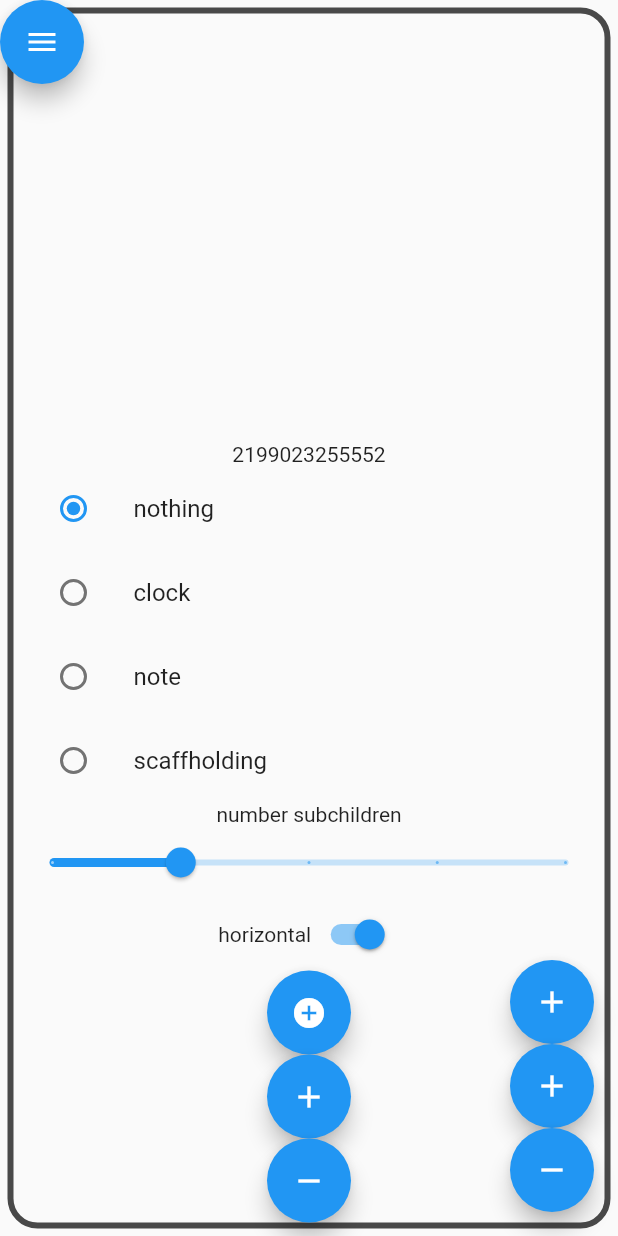
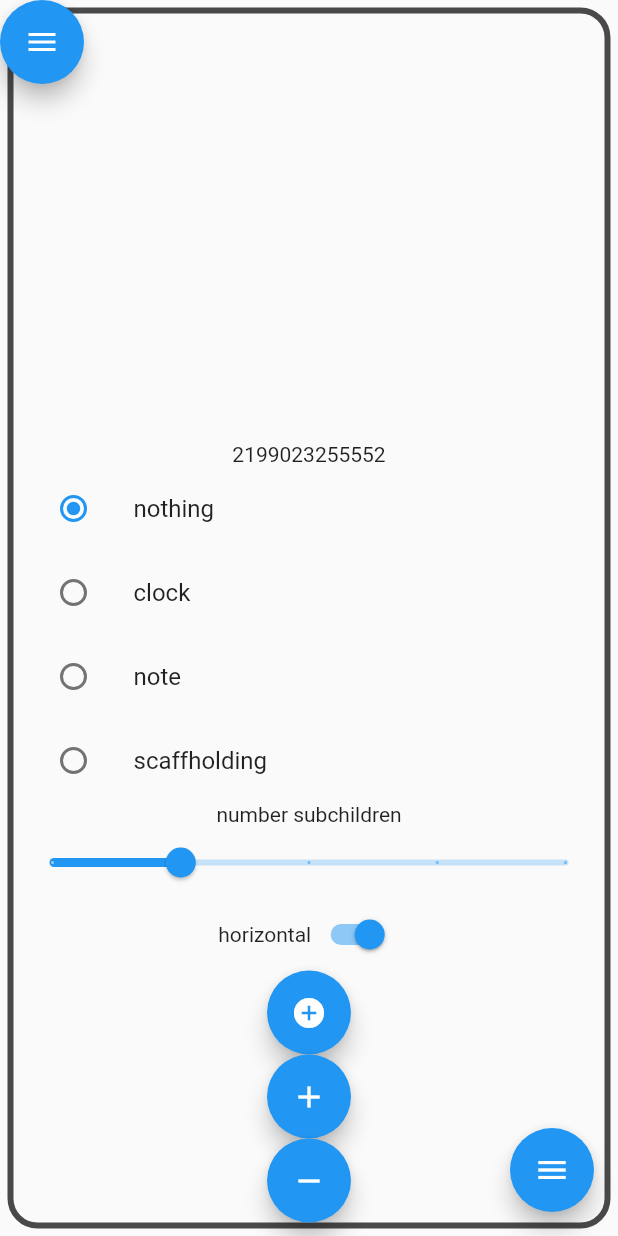
Before and after one commit to Projektkurs/smartclock, a Flutter app: the screen it shows after launch, on a phone screen of 412 x 824 dp. Run offline on Flutter 3.47's test engine with Material 2 defaults, Android fonts, the phone set to English and light mode, and no system bars.

Commit message:
new Draw Menu to ease navigation
A new Draw in the main Scaffold to reduce the ammount of always shown
buttons and give additional information about their function

```diff
--- a/lib/main.dart
+++ b/lib/main.dart
@@ -65,11 +65,42 @@ class AppState extends State<App>
 
   //Key is used for callbacks(scaffholding/callbacks.dart)
   //it mustn't change, as they are saved at various places in the Widget tree
-  final Key scaffholdingkey=GlobalKey();
+  final GlobalKey<ScaffholdingState> scaffholdingkey=GlobalKey();
+  final GlobalKey<ScaffoldState> scaffoldkey=GlobalKey();
   @override
   Widget build(BuildContext context)
   {
     return Scaffold(
+      key:scaffoldkey,
+      drawer: Drawer(
+        child: ListView(
+          children: <Widget>[
+            ListTile(
+              leading: const Icon(Icons.add),
+              title: Text('add Container'),
+              onTap: _addContainer,
+            ),
+            ListTile(
+              leading: const Icon(Icons.remove),
+              title: Text('remove Container'),
+              onTap: _removeContainer,
+            ),
+            ListTile(
+              leading: const Icon(Icons.view_array_outlined),
+              title: Text('resize widgets'),
+              onTap: () {
+                _updatelines();
+                Navigator.of(context).pop();
+              },
+            ),
+            ListTile(
+              leading: const Icon(Icons.settings),
+              title: Text('Settings'),
+              onTap: () => {Navigator.of(context).pop()},
+            ),
+          ],
+        ),
+      ),
       body: Center(
         child: Stack(children: [
           // menu laying on top of the main Scaffholding
@@ -94,25 +125,11 @@ class AppState extends State<App>
         children: <Widget>[
           Flexible(
             child: FloatingActionButton(
-              onPressed: _updatelines,
-              tooltip: 'lines',
-              child: const Icon(Icons.add),
+              onPressed: () => scaffoldkey.currentState!.openDrawer(),
+              tooltip: 'menu',
+              child: const Icon(Icons.menu),
             )
           ),
-          Flexible(
-            child: FloatingActionButton(
-              onPressed: _addContainer,
-              tooltip: 'Increment',
-              child: const Icon(Icons.add),
-            )
-          ),
-          Flexible(
-            child: FloatingActionButton(
-              onPressed: _removeContainer,
-              tooltip: 'Decrement',
-              child: const Icon(Icons.remove),
-            )
-          )
         ]
       )//end: Buttons
     );
```
